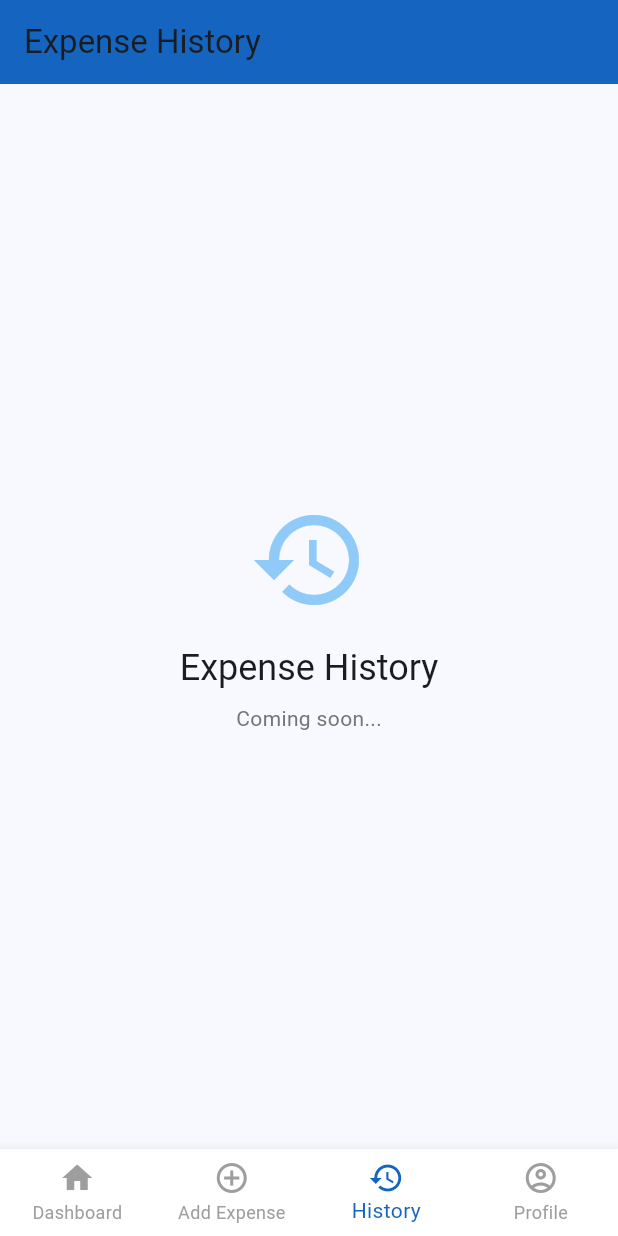
After one commit to RxSeldon/gasto_wise, a Flutter app: the MainShell screen opened by its route, item 3 of the bottom bar chosen, on a phone screen of 412 x 824 dp. The commit adds this screen. Run offline on Flutter 3.47's test engine with Material 3 defaults, Android fonts, the phone set to English and light mode, and no system bars.

Commit message:
- Create MainShell wrapper screen for persistent bottom navigation - Move navigation logic from individual screens to MainShell - Add placeholder screens for History and Profile - Update login to navigate to MainShell - Keep bottom bar visible when switching between tabs

```diff
--- /dev/null
+++ b/lib/screens/main_shell.dart
@@ -0,0 +1,130 @@
+import 'package:flutter/material.dart';
+import 'dashboard_screen.dart';
+import 'add_expense_screen.dart';
+
+class MainShell extends StatefulWidget {
+  const MainShell({super.key});
+
+  @override
+  State<MainShell> createState() => _MainShellState();
+}
+
+class _MainShellState extends State<MainShell> {
+  int _selectedIndex = 0;
+
+  late List<Widget> _screens;
+
+  @override
+  void initState() {
+    super.initState();
+    _screens = [
+      const DashboardScreen(),
+      const AddExpenseScreen(),
+      const ExpenseHistoryPlaceholder(),
+      const ProfilePlaceholder(),
+    ];
+  }
+
+  void _onNavigationTap(int index) {
+    setState(() {
+      _selectedIndex = index;
+    });
+  }
+
+  @override
+  Widget build(BuildContext context) {
+    return Scaffold(
+      body: _screens[_selectedIndex],
+      bottomNavigationBar: BottomNavigationBar(
+        type: BottomNavigationBarType.fixed,
+        currentIndex: _selectedIndex,
+        backgroundColor: Colors.white,
+        selectedItemColor: Colors.blue.shade800,
+        unselectedItemColor: Colors.grey,
+        onTap: _onNavigationTap,
+        items: const [
+          BottomNavigationBarItem(icon: Icon(Icons.home), label: 'Dashboard'),
+          BottomNavigationBarItem(
+            icon: Icon(Icons.add_circle_outline),
+            label: 'Add Expense',
+          ),
+          BottomNavigationBarItem(icon: Icon(Icons.history), label: 'History'),
+          BottomNavigationBarItem(
+            icon: Icon(Icons.account_circle_outlined),
+            label: 'Profile',
+          ),
+        ],
+      ),
+    );
+  }
+}
+
+// Placeholder screens for future implementation
+class ExpenseHistoryPlaceholder extends StatelessWidget {
+  const ExpenseHistoryPlaceholder({super.key});
+
+  @override
+  Widget build(BuildContext context) {
+    return Scaffold(
+      appBar: AppBar(
+        title: const Text('Expense History'),
+        backgroundColor: Colors.blue.shade800,
+        elevation: 0,
+        automaticallyImplyLeading: false,
+      ),
+      body: Center(
+        child: Column(
+          mainAxisAlignment: MainAxisAlignment.center,
+          children: [
+            Icon(Icons.history, size: 80, color: Colors.blue.shade200),
+            const SizedBox(height: 16),
+            Text(
+              'Expense History',
+              style: Theme.of(context).textTheme.headlineSmall,
+            ),
+            const SizedBox(height: 8),
+            Text(
+              'Coming soon...',
+              style: Theme.of(
+                context,
+              ).textTheme.bodyMedium?.copyWith(color: Colors.grey[600]),
+            ),
+          ],
+        ),
+      ),
+    );
+  }
+}
+
+class ProfilePlaceholder extends StatelessWidget {
+  const ProfilePlaceholder({super.key});
+
+  @override
+  Widget build(BuildContext context) {
+    return Scaffold(
+      appBar: AppBar(
+        title: const Text('Profile'),
+        backgroundColor: Colors.blue.shade800,
+        elevation: 0,
+        automaticallyImplyLeading: false,
+      ),
+      body: Center(
+        child: Column(
+          mainAxisAlignment: MainAxisAlignment.center,
+          children: [
+            Icon(Icons.account_circle, size: 80, color: Colors.blue.shade200),
+            const SizedBox(height: 16),
+            Text('Profile', style: Theme.of(context).textTheme.headlineSmall),
+            const SizedBox(height: 8),
+            Text(
+              'Coming soon...',
+              style: Theme.of(
+                context,
+              ).textTheme.bodyMedium?.copyWith(color: Colors.grey[600]),
+            ),
+          ],
+        ),
+      ),
+    );
+  }
+}
```
Also changed, not shown: lib/main.dart (+2 -6 lines), lib/screens/add_expense_screen.dart (+17 -5 lines), lib/screens/dashboard_screen.dart (+8 -45 lines), lib/screens/login_screen.dart (+17 -21 lines).
